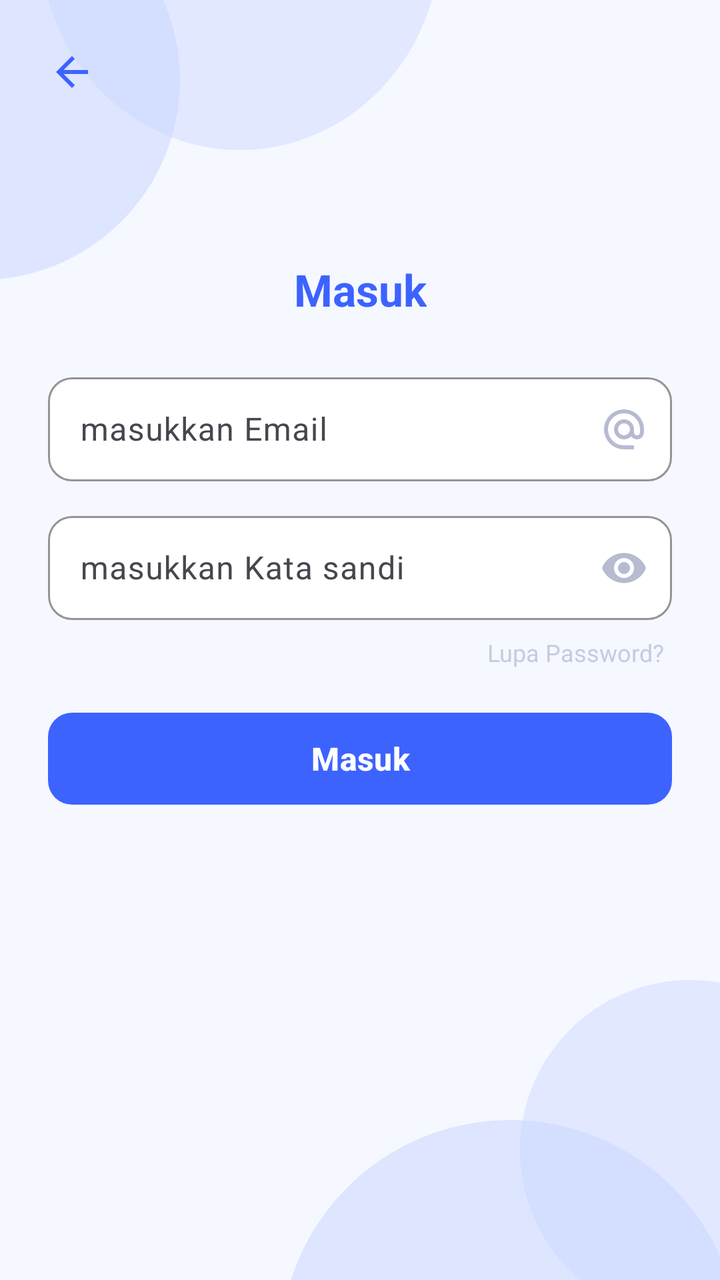
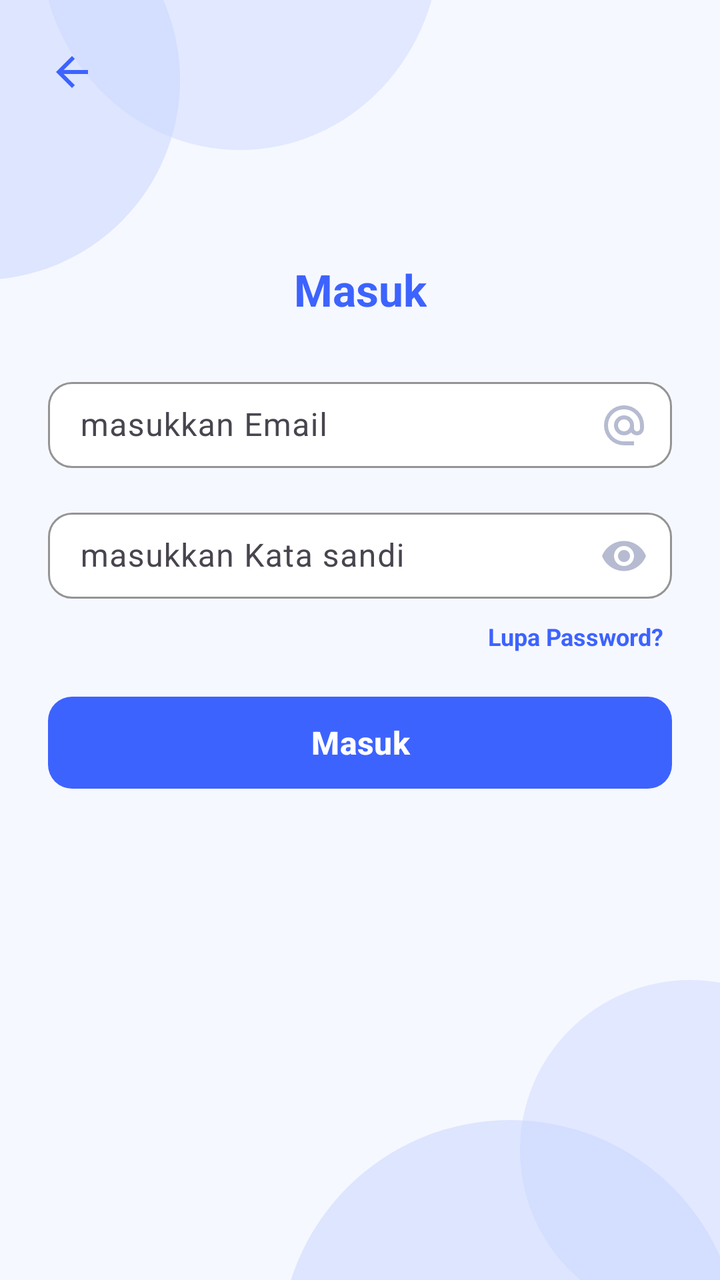

An Android layout rendered at two revisions. The XML below is the earlier revision; the diff shows what the commit changed to produce the second picture.
<!-- AndroidManifest.xml: application theme Theme.NajwaBelajarNavigationDrawer -->
<!-- res/layout/activity_login.xml -->
<?xml version="1.0" encoding="utf-8"?>
<androidx.constraintlayout.widget.ConstraintLayout
    xmlns:android="http://schemas.android.com/apk/res/android"
    xmlns:app="http://schemas.android.com/apk/res-auto"
    xmlns:tools="http://schemas.android.com/tools"
    android:layout_width="match_parent"
    android:layout_height="match_parent"
    android:background="#F6F8FF"
    tools:context=".LoginActivity">

    
    
    

    <View
        android:id="@+id/bubbleTopLeftBig"
        android:layout_width="200dp"
        android:layout_height="200dp"
        android:alpha="0.55"
        android:background="@drawable/bg_login_bubble"
        android:translationX="-110dp"
        android:translationY="-60dp"
        app:layout_constraintStart_toStartOf="parent"
        app:layout_constraintTop_toTopOf="parent" />

    <View
        android:id="@+id/bubbleTopLeftSmall"
        android:layout_width="200dp"
        android:layout_height="210dp"
        android:alpha="0.45"
        android:background="@drawable/bg_login_bubble"
        android:translationX="20dp"
        android:translationY="-135dp"
        app:layout_constraintStart_toStartOf="parent"
        app:layout_constraintTop_toTopOf="parent" />


    
    
    
    

    
    <View
        android:id="@+id/bubbleBottomRightBig"
        android:layout_width="230dp"
        android:layout_height="230dp"
        android:alpha="0.55"
        android:background="@drawable/bg_login_bubble"
        android:translationX="10dp"
        android:translationY="150dp"
        app:layout_constraintEnd_toEndOf="parent"
        app:layout_constraintBottom_toBottomOf="parent" />

    
    <View
        android:id="@+id/bubbleBottomRightSmall"
        android:layout_width="170dp"
        android:layout_height="170dp"
        android:alpha="0.45"
        android:background="@drawable/bg_login_bubble"
        android:translationX="70dp"
        android:translationY="20dp"
        app:layout_constraintEnd_toEndOf="parent"
        app:layout_constraintBottom_toBottomOf="parent" />


    <TextView
        android:id="@+id/tvMasuk"
        android:layout_width="wrap_content"
        android:layout_height="wrap_content"
        android:text="Masuk"
        android:textStyle="bold"
        android:textSize="22sp"
        android:textColor="#3D63FF"
        android:layout_marginTop="130dp"
        app:layout_constraintTop_toTopOf="parent"
        app:layout_constraintStart_toStartOf="parent"
        app:layout_constraintEnd_toEndOf="parent" />

    <com.google.android.material.textfield.TextInputLayout
        android:id="@+id/tilEmail"
        android:layout_width="0dp"
        android:layout_height="wrap_content"
        android:layout_marginStart="24dp"
        android:layout_marginEnd="24dp"
        android:layout_marginTop="24dp"
        app:boxBackgroundMode="outline"
        app:boxBackgroundColor="@android:color/white"
        app:boxStrokeColor="#E3E7F6"
        app:boxStrokeWidth="1dp"
        app:boxCornerRadiusTopStart="12dp"
        app:boxCornerRadiusTopEnd="12dp"
        app:boxCornerRadiusBottomStart="12dp"
        app:boxCornerRadiusBottomEnd="12dp"
        app:endIconMode="custom"
        app:endIconDrawable="@drawable/ic_email"
        app:endIconTint="#B6BBD1"
        app:layout_constraintTop_toBottomOf="@id/tvMasuk"
        app:layout_constraintStart_toStartOf="parent"
        app:layout_constraintEnd_toEndOf="parent">

        <com.google.android.material.textfield.TextInputEditText
            android:id="@+id/etEmail"
            android:layout_width="match_parent"
            android:layout_height="52dp"
            android:hint="masukkan Email"
            android:inputType="textEmailAddress"
            android:paddingStart="16dp"
            android:paddingEnd="16dp"
            android:textColor="#222222"
            android:textColorHint="#9AA3C7"
            android:background="@null"/>
    </com.google.android.material.textfield.TextInputLayout>

    <com.google.android.material.textfield.TextInputLayout
        android:id="@+id/tilPassword"
        android:layout_width="0dp"
        android:layout_height="wrap_content"
        android:layout_marginStart="24dp"
        android:layout_marginEnd="24dp"
        android:layout_marginTop="12dp"
        app:boxBackgroundMode="outline"
        app:boxBackgroundColor="@android:color/white"
        app:boxStrokeColor="#E3E7F6"
        app:boxStrokeWidth="1dp"
        app:boxCornerRadiusTopStart="12dp"
        app:boxCornerRadiusTopEnd="12dp"
        app:boxCornerRadiusBottomStart="12dp"
        app:boxCornerRadiusBottomEnd="12dp"
        app:endIconMode="password_toggle"
        app:endIconTint="#B6BBD1"
        app:layout_constraintTop_toBottomOf="@id/tilEmail"
        app:layout_constraintStart_toStartOf="parent"
        app:layout_constraintEnd_toEndOf="parent">

        <com.google.android.material.textfield.TextInputEditText
            android:id="@+id/etPassword"
            android:layout_width="match_parent"
            android:layout_height="52dp"
            android:hint="masukkan Kata sandi"
            android:inputType="textPassword"
            android:paddingStart="16dp"
            android:paddingEnd="16dp"
            android:textColor="#222222"
            android:textColorHint="#9AA3C7"
            android:background="@null"/>
    </com.google.android.material.textfield.TextInputLayout>

    <TextView
        android:id="@+id/tvForgot"
        android:layout_width="wrap_content"
        android:layout_height="wrap_content"
        android:text="Lupa Password?"
        android:textSize="12sp"
        android:textColor="#C7CBE0"
        android:layout_marginTop="8dp"
        android:layout_marginEnd="28dp"
        app:layout_constraintTop_toBottomOf="@id/tilPassword"
        app:layout_constraintEnd_toEndOf="parent" />

    <com.google.android.material.button.MaterialButton
        android:id="@+id/btnMasuk"
        android:layout_width="0dp"
        android:layout_height="54dp"
        android:layout_marginStart="24dp"
        android:layout_marginEnd="24dp"
        android:layout_marginTop="18dp"
        android:text="Masuk"
        android:textAllCaps="false"
        android:textStyle="bold"
        android:textSize="16sp"
        android:textColor="@android:color/white"
        android:elevation="6dp"
        app:cornerRadius="12dp"
        app:backgroundTint="#3D63FF"
        app:layout_constraintTop_toBottomOf="@id/tvForgot"
        app:layout_constraintStart_toStartOf="parent"
        app:layout_constraintEnd_toEndOf="parent" />
    <ImageButton
        android:id="@+id/btnKembali"
        android:layout_width="40dp"
        android:layout_height="40dp"
        android:background="@android:color/transparent"
        android:src="@drawable/kembali"
        android:contentDescription="Kembali"
        android:padding="8dp"
        app:tint="#3D63FF"
        app:layout_constraintStart_toStartOf="parent"
        app:layout_constraintTop_toTopOf="parent"
        android:layout_marginStart="16dp"
        android:layout_marginTop="16dp"/>

</androidx.constraintlayout.widget.ConstraintLayout>
<!-- resources referenced by this layout -->
<resources>
  <!-- drawable bg_login_bubble (drawable) -->
  <?xml version="1.0" encoding="utf-8"?>
  <shape xmlns:android="http://schemas.android.com/apk/res/android" android:shape="oval">
      <solid android:color="#C9D6FF"/>
  </shape>
  <!-- drawable ic_email (drawable) -->
  <vector xmlns:android="http://schemas.android.com/apk/res/android" android:height="24dp" android:tint="#000000" android:viewportHeight="960" android:viewportWidth="960" android:width="24dp">
        
      <path android:fillColor="@android:color/white" android:pathData="M480,880Q397,880 324,848.5Q251,817 197,763Q143,709 111.5,636Q80,563 80,480Q80,397 111.5,324Q143,251 197,197Q251,143 324,111.5Q397,80 480,80Q563,80 636,111.5Q709,143 763,197Q817,251 848.5,324Q880,397 880,480L880,538Q880,597 839.5,638.5Q799,680 740,680Q705,680 674,665Q643,650 622,622Q593,651 556.5,665.5Q520,680 480,680Q397,680 338.5,621.5Q280,563 280,480Q280,397 338.5,338.5Q397,280 480,280Q563,280 621.5,338.5Q680,397 680,480L680,538Q680,564 697,582Q714,600 740,600Q766,600 783,582Q800,564 800,538L800,480Q800,346 707,253Q614,160 480,160Q346,160 253,253Q160,346 160,480Q160,614 253,707Q346,800 480,800L680,800L680,880L480,880ZM480,600Q530,600 565,565Q600,530 600,480Q600,430 565,395Q530,360 480,360Q430,360 395,395Q360,430 360,480Q360,530 395,565Q430,600 480,600Z"/>
      
  </vector>
  <!-- drawable kembali (drawable) -->
  <vector xmlns:android="http://schemas.android.com/apk/res/android" android:autoMirrored="true" android:height="24dp" android:tint="#000000" android:viewportHeight="960" android:viewportWidth="960" android:width="24dp">
        
      <path android:fillColor="@android:color/white" android:pathData="M313,520L537,744L480,800L160,480L480,160L537,216L313,440L800,440L800,520L313,520Z"/>
      
  </vector>
  <style name="Theme.NajwaBelajarNavigationDrawer" parent="Base.Theme.NajwaBelajarNavigationDrawer" />
  <style name="Base.Theme.NajwaBelajarNavigationDrawer" parent="Theme.Material3.DayNight.NoActionBar">
  
          <item name="colorPrimary">@color/biru_tua</item>
          <item name="colorPrimaryContainer">@color/biru_muda</item>
          <item name="colorOnPrimary">@android:color/white</item>
  
          <item name="android:windowBackground">@color/putih</item>
          <item name="android:statusBarColor">@color/biru_tua</item>
  
          <item name="windowActionBar">false</item>
          <item name="android:windowNoTitle">true</item>
      </style>
  <color name="biru_tua">#0D47A1</color>
  <color name="biru_muda">#42A5F5</color>
  <color name="putih">#FFFFFFFF</color>
</resources>

<!-- the commit's change to res/layout/activity_login.xml (unified diff, before → after) -->
@@ -103,11 +103,15 @@
         <com.google.android.material.textfield.TextInputEditText
             android:id="@+id/etEmail"
             android:layout_width="match_parent"
-            android:layout_height="52dp"
+            android:layout_height="wrap_content"
             android:hint="masukkan Email"
             android:inputType="textEmailAddress"
             android:paddingStart="16dp"
             android:paddingEnd="16dp"
+            android:paddingTop="12dp"
+            android:paddingBottom="12dp"
+            android:gravity="center_vertical"
+            android:includeFontPadding="false"
             android:textColor="#222222"
             android:textColorHint="#9AA3C7"
             android:background="@null"/>
@@ -137,11 +141,15 @@
         <com.google.android.material.textfield.TextInputEditText
             android:id="@+id/etPassword"
             android:layout_width="match_parent"
-            android:layout_height="52dp"
+            android:layout_height="wrap_content"
             android:hint="masukkan Kata sandi"
             android:inputType="textPassword"
             android:paddingStart="16dp"
             android:paddingEnd="16dp"
+            android:paddingTop="12dp"
+            android:paddingBottom="12dp"
+            android:gravity="center_vertical"
+            android:includeFontPadding="false"
             android:textColor="#222222"
             android:textColorHint="#9AA3C7"
             android:background="@null"/>
@@ -153,11 +161,15 @@
         android:layout_height="wrap_content"
         android:text="Lupa Password?"
         android:textSize="12sp"
-        android:textColor="#C7CBE0"
+        android:textColor="#3D63FF"
+        android:textStyle="bold"
         android:layout_marginTop="8dp"
         android:layout_marginEnd="28dp"
+        android:clickable="true"
+        android:focusable="true"
         app:layout_constraintTop_toBottomOf="@id/tilPassword"
         app:layout_constraintEnd_toEndOf="parent" />
+
 
     <com.google.android.material.button.MaterialButton
         android:id="@+id/btnMasuk"
